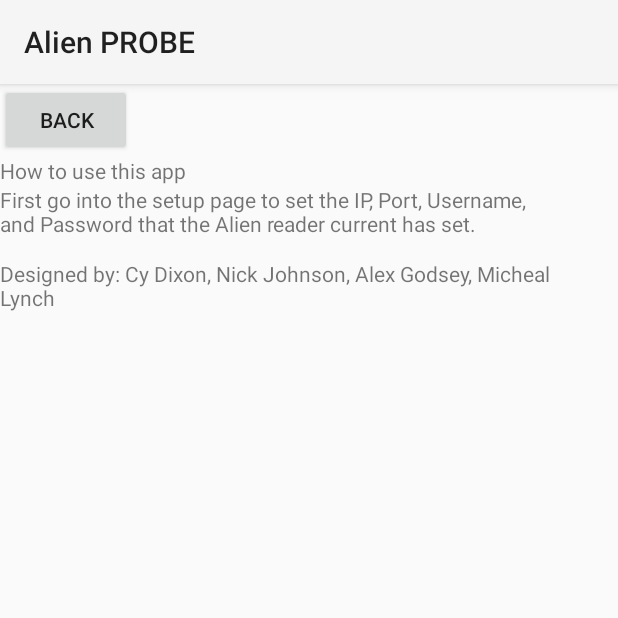
After one commit to cylissama/Alien-Probe, an Android app built with Jetpack Compose: the AboutActivity screen opened directly, with no data from a screen before it, on a phone screen of 412 x 824 dp, the top half of it. The commit adds this screen. Run offline under Robolectric (Android 15) with nearby library versions, the phone set to English and light mode, and no system bars.

Commit message:
created AboutActivity

```diff
--- a/Android App/Alien PROBE/app/src/main/AndroidManifest.xml
+++ b/Android App/Alien PROBE/app/src/main/AndroidManifest.xml
@@ -20,6 +20,10 @@
         android:supportsRtl="true"
         android:theme="@style/Theme.AppCompat.DayNight"
         tools:targetApi="30">
+        <activity
+            android:name=".AboutActivity"
+            android:exported="false" />
+
         <profileable android:shell="true" />
 
         <activity
--- /dev/null
+++ b/Android App/Alien PROBE/app/src/main/java/com/example/alienprobe/AboutActivity.kt
@@ -0,0 +1,20 @@
+package com.example.alienprobe
+
+import android.content.Intent
+import androidx.appcompat.app.AppCompatActivity
+import android.os.Bundle
+import android.widget.Button
+
+class AboutActivity : AppCompatActivity() {
+    override fun onCreate(savedInstanceState: Bundle?) {
+        super.onCreate(savedInstanceState)
+        setContentView(R.layout.about)
+
+        val backButton = findViewById<Button>(R.id.back_button)
+        backButton.setOnClickListener {
+            val intent = Intent(this, MainActivity::class.java)
+            startActivity(intent)
+        }
+
+    }
+}
--- a/Android App/Alien PROBE/app/src/main/java/com/example/alienprobe/AlienScanner.java
+++ b/Android App/Alien PROBE/app/src/main/java/com/example/alienprobe/AlienScanner.java
@@ -32,9 +32,9 @@ public class AlienScanner {
     }
     public void openReader(){
         try {
-            reader.setConnection("161.6.219.3", 23); // Replace with your reader's IP address
-            reader.setUsername("alien"); // Add your reader's username
-            reader.setPassword("password");
+            reader.setConnection(readerIP, readerPort); // Replace with your reader's IP address
+            reader.setUsername(readerUserName); // Add your reader's username
+            reader.setPassword(readerPassword);
             reader.open();
             System.out.println("Connection established with RFID reader.");
         } catch (Exception e) {
--- a/Android App/Alien PROBE/app/src/main/java/com/example/alienprobe/MainActivity.kt
+++ b/Android App/Alien PROBE/app/src/main/java/com/example/alienprobe/MainActivity.kt
@@ -22,6 +22,12 @@ class MainActivity : ComponentActivity() {
             val intent = Intent(this, SettingsActivity::class.java)
             startActivity(intent)
         }
+
+        val aboutButton = findViewById<Button>(R.id.aboutButton)
+        aboutButton.setOnClickListener {
+            val intent = Intent(this, AboutActivity::class.java)
+            startActivity(intent)
+        }
     }
 
 }
--- /dev/null
+++ b/Android App/Alien PROBE/app/src/main/res/layout/about.xml
@@ -0,0 +1,51 @@
+<?xml version="1.0" encoding="utf-8"?>
+<androidx.constraintlayout.widget.ConstraintLayout xmlns:android="http://schemas.android.com/apk/res/android"
+    xmlns:app="http://schemas.android.com/apk/res-auto"
+    xmlns:tools="http://schemas.android.com/tools"
+    android:layout_width="match_parent"
+    android:layout_height="match_parent"
+    tools:context=".AboutActivity">
+
+    <LinearLayout
+        android:layout_width="wrap_content"
+        android:layout_height="match_parent"
+        android:orientation="vertical">
+
+        <Button
+            android:id="@+id/back_button"
+            android:layout_width="wrap_content"
+            android:layout_height="wrap_content"
+            android:text="Back"
+            app:layout_constraintEnd_toEndOf="parent"
+            app:layout_constraintStart_toStartOf="parent"
+            tools:layout_editor_absoluteY="630dp" />
+
+        <TextView
+            android:id="@+id/how_to_box"
+            android:layout_width="wrap_content"
+            android:layout_height="wrap_content"
+            android:text="@string/how_to_text"
+            app:layout_constraintEnd_toEndOf="parent"
+            app:layout_constraintStart_toStartOf="parent"
+            tools:layout_editor_absoluteY="67dp" />
+
+        <TextView
+            android:id="@+id/explanation_box"
+            android:layout_width="360dp"
+            android:layout_height="49dp"
+            android:text="@string/explanation_text"
+            app:layout_constraintEnd_toEndOf="parent"
+            app:layout_constraintHorizontal_bias="0.49"
+            app:layout_constraintStart_toStartOf="parent"
+            tools:layout_editor_absoluteY="117dp" />
+
+        <TextView
+            android:id="@+id/designed_by_text_box"
+            android:layout_width="375dp"
+            android:layout_height="wrap_content"
+            android:text="@string/designed_by_text"
+            app:layout_constraintEnd_toEndOf="parent"
+            app:layout_constraintStart_toStartOf="parent"
+            tools:layout_editor_absoluteY="534dp" />
+    </LinearLayout>
+</androidx.constraintlayout.widget.ConstraintLayout>
--- a/Android App/Alien PROBE/app/src/main/res/values/strings.xml
+++ b/Android App/Alien PROBE/app/src/main/res/values/strings.xml
@@ -37,7 +37,10 @@
     <string name="save_button_text">Save</string>
     <string name="clear_button_text">Clear</string>
 
-
+    <!-- About -->
+    <string name="how_to_text">How to use this app</string>
+    <string name="explanation_text">First go into the setup page to set the IP, Port, Username, and Password that the Alien reader current has set.</string>
+    <string name="designed_by_text">Designed by: Cy Dixon, Nick Johnson, Alex Godsey, Micheal Lynch</string>
 
 
 </resources>
```
Also changed, not shown: Android App/Alien PROBE/app/src/main/res/layout/main.xml (+10 -0 lines).
